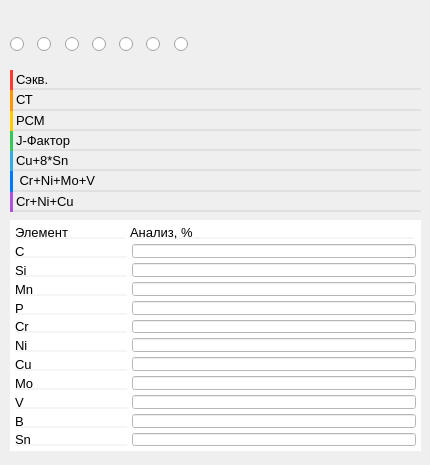
First picture: the form in ui/Designe/FormulsDesigner.ui, repository TopolD/Metal_Calculate, before the edit.
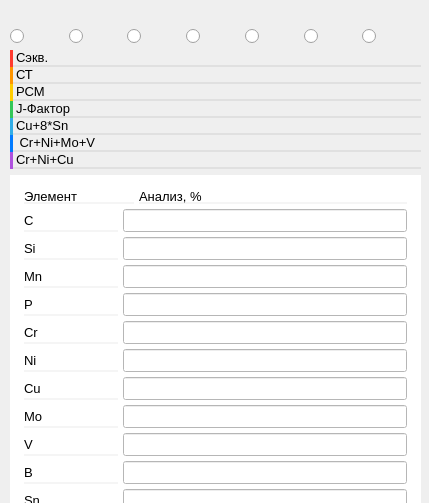
Second picture: the form after the edit. Icons and pictures are not drawn.

```diff
--- a/ui/Designe/FormulsDesigner.ui
+++ b/ui/Designe/FormulsDesigner.ui
@@ -6,8 +6,8 @@
    <rect>
     <x>0</x>
     <y>0</y>
-    <width>430</width>
-    <height>465</height>
+    <width>429</width>
+    <height>503</height>
    </rect>
   </property>
   <property name="font">
@@ -18,562 +18,18 @@
   <property name="windowTitle">
    <string>Form</string>
   </property>
-  <widget class="QPushButton" name="pushButton_7">
-   <property name="geometry">
-    <rect>
-     <x>390</x>
-     <y>10</y>
-     <width>41</width>
-     <height>21</height>
-    </rect>
-   </property>
-   <property name="sizePolicy">
-    <sizepolicy hsizetype="Fixed" vsizetype="Fixed">
-     <horstretch>0</horstretch>
-     <verstretch>0</verstretch>
-    </sizepolicy>
-   </property>
-   <property name="minimumSize">
-    <size>
-     <width>41</width>
-     <height>0</height>
-    </size>
-   </property>
-   <property name="maximumSize">
-    <size>
-     <width>41</width>
-     <height>21</height>
-    </size>
-   </property>
-   <property name="styleSheet">
-    <string notr="true">border: None</string>
-   </property>
-   <property name="text">
-    <string/>
-   </property>
-   <property name="icon">
-    <iconset>
-     <normaloff>../../../Downloads/vector (3).svg</normaloff>../../../Downloads/vector (3).svg</iconset>
-   </property>
-  </widget>
-  <widget class="QPushButton" name="pushButton_6">
-   <property name="geometry">
-    <rect>
-     <x>0</x>
-     <y>10</y>
-     <width>41</width>
-     <height>21</height>
-    </rect>
-   </property>
-   <property name="sizePolicy">
-    <sizepolicy hsizetype="Fixed" vsizetype="Fixed">
-     <horstretch>0</horstretch>
-     <verstretch>0</verstretch>
-    </sizepolicy>
-   </property>
-   <property name="minimumSize">
-    <size>
-     <width>41</width>
-     <height>21</height>
-    </size>
-   </property>
-   <property name="maximumSize">
-    <size>
-     <width>41</width>
-     <height>21</height>
-    </size>
-   </property>
-   <property name="styleSheet">
-    <string notr="true">border: None</string>
-   </property>
-   <property name="text">
-    <string/>
-   </property>
-   <property name="icon">
-    <iconset>
-     <normaloff>../../../Downloads/vector (2).svg</normaloff>../../../Downloads/vector (2).svg</iconset>
-   </property>
-  </widget>
-  <widget class="QWidget" name="horizontalLayoutWidget">
+  <widget class="QWidget" name="layoutWidget">
    <property name="geometry">
     <rect>
      <x>10</x>
      <y>29</y>
-     <width>191</width>
-     <height>31</height>
-    </rect>
-   </property>
-   <layout class="QHBoxLayout" name="LayoutForFormul">
-    <property name="spacing">
-     <number>0</number>
-    </property>
-    <item>
-     <widget class="QRadioButton" name="Cekv">
-      <property name="text">
-       <string/>
-      </property>
-     </widget>
-    </item>
-    <item>
-     <widget class="QRadioButton" name="Ct">
-      <property name="text">
-       <string/>
-      </property>
-     </widget>
-    </item>
-    <item>
-     <widget class="QRadioButton" name="Pcm">
-      <property name="text">
-       <string/>
-      </property>
-     </widget>
-    </item>
-    <item>
-     <widget class="QRadioButton" name="J_Factor">
-      <property name="text">
-       <string/>
-      </property>
-     </widget>
-    </item>
-    <item>
-     <widget class="QRadioButton" name="Cu_8_Sn">
-      <property name="text">
-       <string/>
-      </property>
-     </widget>
-    </item>
-    <item>
-     <widget class="QRadioButton" name="Cr_Ni_Mo_V">
-      <property name="text">
-       <string/>
-      </property>
-     </widget>
-    </item>
-    <item>
-     <widget class="QRadioButton" name="Cr_Ni_Cu">
-      <property name="text">
-       <string/>
-      </property>
-     </widget>
-    </item>
-   </layout>
-  </widget>
-  <widget class="QWidget" name="verticalLayoutWidget">
-   <property name="geometry">
-    <rect>
-     <x>10</x>
-     <y>70</y>
      <width>411</width>
-     <height>142</height>
+     <height>514</height>
     </rect>
    </property>
-   <layout class="QVBoxLayout" name="LayoutForElementFormul">
-    <property name="spacing">
-     <number>0</number>
-    </property>
-    <item>
-     <layout class="QHBoxLayout" name="LayoutForCekv">
-      <item>
-       <widget class="Line" name="RedLineCekv">
-        <property name="maximumSize">
-         <size>
-          <width>16777215</width>
-          <height>28</height>
-         </size>
-        </property>
-        <property name="styleSheet">
-         <string notr="true">background-color: #FF3B30;
-border:None;</string>
-        </property>
-        <property name="orientation">
-         <enum>Qt::Vertical</enum>
-        </property>
-       </widget>
-      </item>
-      <item>
-       <widget class="QLabel" name="LabelNameCekv">
-        <property name="font">
-         <font>
-          <pointsize>10</pointsize>
-         </font>
-        </property>
-        <property name="styleSheet">
-         <string notr="true">border: none;
-border-bottom: 2px solid #E0E0E0;</string>
-        </property>
-        <property name="text">
-         <string>Сэкв.</string>
-        </property>
-       </widget>
-      </item>
-      <item>
-       <widget class="QLabel" name="LabelCekv">
-        <property name="font">
-         <font>
-          <pointsize>10</pointsize>
-         </font>
-        </property>
-        <property name="styleSheet">
-         <string notr="true">border: none;
-border-bottom: 2px solid #E0E0E0;</string>
-        </property>
-        <property name="text">
-         <string/>
-        </property>
-        <property name="alignment">
-         <set>Qt::AlignRight|Qt::AlignTrailing|Qt::AlignVCenter</set>
-        </property>
-       </widget>
-      </item>
-     </layout>
-    </item>
-    <item>
-     <layout class="QHBoxLayout" name="LayoutForCt">
-      <item>
-       <widget class="Line" name="OrangeLineCt">
-        <property name="maximumSize">
-         <size>
-          <width>16777215</width>
-          <height>28</height>
-         </size>
-        </property>
-        <property name="styleSheet">
-         <string notr="true">background-color: #FF9500;
-border:None;</string>
-        </property>
-        <property name="orientation">
-         <enum>Qt::Vertical</enum>
-        </property>
-       </widget>
-      </item>
-      <item>
-       <widget class="QLabel" name="LabelNameCt">
-        <property name="font">
-         <font>
-          <pointsize>10</pointsize>
-         </font>
-        </property>
-        <property name="styleSheet">
-         <string notr="true">border: none;
-border-bottom: 2px solid #E0E0E0;</string>
-        </property>
-        <property name="text">
-         <string>СТ</string>
-        </property>
-       </widget>
-      </item>
-      <item>
-       <widget class="QLabel" name="LabelCt">
-        <property name="font">
-         <font>
-          <pointsize>10</pointsize>
-         </font>
-        </property>
-        <property name="styleSheet">
-         <string notr="true">border: none;
-border-bottom: 2px solid #E0E0E0;</string>
-        </property>
-        <property name="text">
-         <string/>
-        </property>
-        <property name="alignment">
-         <set>Qt::AlignRight|Qt::AlignTrailing|Qt::AlignVCenter</set>
-        </property>
-       </widget>
-      </item>
-     </layout>
-    </item>
-    <item>
-     <layout class="QHBoxLayout" name="LayoutForPcm">
-      <item>
-       <widget class="Line" name="YellowLinePcm">
-        <property name="maximumSize">
-         <size>
-          <width>16777215</width>
-          <height>28</height>
-         </size>
-        </property>
-        <property name="styleSheet">
-         <string notr="true">background-color: #FFCC00;
-border:None;</string>
-        </property>
-        <property name="orientation">
-         <enum>Qt::Vertical</enum>
-        </property>
-       </widget>
-      </item>
-      <item>
-       <widget class="QLabel" name="LabelNamePcm">
-        <property name="font">
-         <font>
-          <pointsize>10</pointsize>
-         </font>
-        </property>
-        <property name="styleSheet">
-         <string notr="true">border: none;
-border-bottom: 2px solid #E0E0E0;</string>
-        </property>
-        <property name="text">
-         <string>РСМ</string>
-        </property>
-       </widget>
-      </item>
-      <item>
-       <widget class="QLabel" name="LabelPcm">
-        <property name="font">
-         <font>
-          <pointsize>10</pointsize>
-         </font>
-        </property>
-        <property name="styleSheet">
-         <string notr="true">border: none;
-border-bottom: 2px solid #E0E0E0;</string>
-        </property>
-        <property name="text">
-         <string/>
-        </property>
-        <property name="alignment">
-         <set>Qt::AlignRight|Qt::AlignTrailing|Qt::AlignVCenter</set>
-        </property>
-       </widget>
-      </item>
-     </layout>
-    </item>
-    <item>
-     <layout class="QHBoxLayout" name="LayoutForJ_Factor">
-      <item>
-       <widget class="Line" name="GreenLineJ_Factor">
-        <property name="maximumSize">
-         <size>
-          <width>16777215</width>
-          <height>28</height>
-         </size>
-        </property>
-        <property name="styleSheet">
-         <string notr="true">background-color: #34C759;
-border:None;</string>
-        </property>
-        <property name="orientation">
-         <enum>Qt::Vertical</enum>
-        </property>
-       </widget>
-      </item>
-      <item>
-       <widget class="QLabel" name="LabelNameJ_Factor">
-        <property name="font">
-         <font>
-          <pointsize>10</pointsize>
-         </font>
-        </property>
-        <property name="styleSheet">
-         <string notr="true">border: none;
-border-bottom: 2px solid #E0E0E0;</string>
-        </property>
-        <property name="text">
-         <string>J-Фактор</string>
-        </property>
-       </widget>
-      </item>
-      <item>
-       <widget class="QLabel" name="LabelJ_Factor">
-        <property name="font">
-         <font>
-          <pointsize>10</pointsize>
-         </font>
-        </property>
-        <property name="styleSheet">
-         <string notr="true">border: none;
-border-bottom: 2px solid #E0E0E0;</string>
-        </property>
-        <property name="text">
-         <string/>
-        </property>
-        <property name="alignment">
-         <set>Qt::AlignRight|Qt::AlignTrailing|Qt::AlignVCenter</set>
-        </property>
-       </widget>
-      </item>
-     </layout>
-    </item>
-    <item>
-     <layout class="QHBoxLayout" name="LayoutForCu_8_Sn">
-      <item>
-       <widget class="Line" name="CyanLine_Cu_8_Sn">
-        <property name="maximumSize">
-         <size>
-          <width>16777215</width>
-          <height>28</height>
-         </size>
-        </property>
-        <property name="styleSheet">
-         <string notr="true">background-color: #32ADE6;
-border:None;</string>
-        </property>
-        <property name="orientation">
-         <enum>Qt::Vertical</enum>
-        </property>
-       </widget>
-      </item>
-      <item>
-       <widget class="QLabel" name="LabelNameCu_8_Sn">
-        <property name="font">
-         <font>
-          <pointsize>10</pointsize>
-         </font>
-        </property>
-        <property name="styleSheet">
-         <string notr="true">border: none;
-border-bottom: 2px solid #E0E0E0;</string>
-        </property>
-        <property name="text">
-         <string>Cu+8*Sn</string>
-        </property>
-       </widget>
-      </item>
-      <item>
-       <widget class="QLabel" name="LabelCu_8_Sn">
-        <property name="font">
-         <font>
-          <pointsize>10</pointsize>
-         </font>
-        </property>
-        <property name="styleSheet">
-         <string notr="true">border: none;
-border-bottom: 2px solid #E0E0E0;</string>
-        </property>
-        <property name="text">
-         <string/>
-        </property>
-        <property name="alignment">
-         <set>Qt::AlignRight|Qt::AlignTrailing|Qt::AlignVCenter</set>
-        </property>
-       </widget>
-      </item>
-     </layout>
-    </item>
-    <item>
-     <layout class="QHBoxLayout" name="LayoutForCr_Ni_Mo_V">
-      <item>
-       <widget class="Line" name="BlueLine_Cr_Ni_Mo_V">
-        <property name="maximumSize">
-         <size>
-          <width>16777215</width>
-          <height>28</height>
-         </size>
-        </property>
-        <property name="styleSheet">
-         <string notr="true">background-color: #007AFF;
-border:None;</string>
-        </property>
-        <property name="orientation">
-         <enum>Qt::Vertical</enum>
-        </property>
-       </widget>
-      </item>
-      <item>
-       <widget class="QLabel" name="LabelNameCr_Ni_Mo_V">
-        <property name="font">
-         <font>
-          <pointsize>10</pointsize>
-         </font>
-        </property>
-        <property name="styleSheet">
-         <string notr="true">border: none;
-border-bottom: 2px solid #E0E0E0;</string>
-        </property>
-        <property name="text">
-         <string> Cr+Ni+Mo+V</string>
-        </property>
-       </widget>
-      </item>
-      <item>
-       <widget class="QLabel" name="LabelCr_Ni_Mo_V">
-        <property name="font">
-         <font>
-          <pointsize>10</pointsize>
-         </font>
-        </property>
-        <property name="styleSheet">
-         <string notr="true">border: none;
-border-bottom: 2px solid #E0E0E0;</string>
-        </property>
-        <property name="text">
-         <string/>
-        </property>
-        <property name="alignment">
-         <set>Qt::AlignRight|Qt::AlignTrailing|Qt::AlignVCenter</set>
-        </property>
-       </widget>
-      </item>
-     </layout>
-    </item>
-    <item>
-     <layout class="QHBoxLayout" name="LayoutForCr_Ni_Cu">
-      <item>
-       <widget class="Line" name="PurpleLineCr_Ni_Cu">
-        <property name="maximumSize">
-         <size>
-          <width>16777215</width>
-          <height>28</height>
-         </size>
-        </property>
-        <property name="styleSheet">
-         <string notr="true">background-color: #AF52DE;
-border:None;</string>
-        </property>
-        <property name="orientation">
-         <enum>Qt::Vertical</enum>
-        </property>
-       </widget>
-      </item>
-      <item>
-       <widget class="QLabel" name="LabelNameCr_Ni_Cu">
-        <property name="font">
-         <font>
-          <pointsize>10</pointsize>
-         </font>
-        </property>
-        <property name="styleSheet">
-         <string notr="true">border: none;
-border-bottom: 2px solid #E0E0E0;</string>
-        </property>
-        <property name="text">
-         <string>Cr+Ni+Cu</string>
-        </property>
-       </widget>
-      </item>
-      <item>
-       <widget class="QLabel" name="LabelCr_Ni_Cu">
-        <property name="font">
-         <font>
-          <pointsize>10</pointsize>
-         </font>
-        </property>
-        <property name="styleSheet">
-         <string notr="true">border: none;
-border-bottom: 2px solid #E0E0E0;</string>
-        </property>
-        <property name="text">
-         <string/>
-        </property>
-        <property name="alignment">
-         <set>Qt::AlignRight|Qt::AlignTrailing|Qt::AlignVCenter</set>
-        </property>
-       </widget>
-      </item>
-     </layout>
-    </item>
-   </layout>
-  </widget>
+   <layout class="QFormLayout" name="FormulsLayout">
+    <item row="2" column="0" colspan="2">
   <widget class="QWidget" name="WidgetForElement" native="true">
-   <property name="geometry">
-    <rect>
-     <x>10</x>
-     <y>220</y>
-     <width>411</width>
-     <height>231</height>
-    </rect>
-   </property>
    <property name="styleSheet">
     <string notr="true">background-color: rgb(255, 255, 255);</string>
    </property>
@@ -1084,6 +540,464 @@
          </widget>
         </item>
        </layout>
+         </item>
+        </layout>
+       </item>
+      </layout>
+     </widget>
+    </item>
+    <item row="1" column="0" colspan="2">
+     <layout class="QVBoxLayout" name="LayoutForElementFormul">
+      <property name="spacing">
+       <number>0</number>
+      </property>
+      <item>
+       <layout class="QHBoxLayout" name="LayoutForCekv">
+        <item>
+         <widget class="Line" name="RedLineCekv">
+          <property name="maximumSize">
+           <size>
+            <width>16777215</width>
+            <height>28</height>
+           </size>
+          </property>
+          <property name="styleSheet">
+           <string notr="true">background-color: #FF3B30;
+border:None;</string>
+          </property>
+          <property name="orientation">
+           <enum>Qt::Vertical</enum>
+          </property>
+         </widget>
+        </item>
+        <item>
+         <widget class="QLabel" name="LabelNameCekv">
+          <property name="font">
+           <font>
+            <pointsize>10</pointsize>
+           </font>
+          </property>
+          <property name="styleSheet">
+           <string notr="true">border: none;
+border-bottom: 2px solid #E0E0E0;</string>
+          </property>
+          <property name="text">
+           <string>Сэкв.</string>
+          </property>
+         </widget>
+        </item>
+        <item>
+         <widget class="QLabel" name="LabelCekv">
+          <property name="font">
+           <font>
+            <pointsize>10</pointsize>
+           </font>
+          </property>
+          <property name="styleSheet">
+           <string notr="true">border: none;
+border-bottom: 2px solid #E0E0E0;</string>
+          </property>
+          <property name="text">
+           <string/>
+          </property>
+          <property name="alignment">
+           <set>Qt::AlignRight|Qt::AlignTrailing|Qt::AlignVCenter</set>
+          </property>
+         </widget>
+        </item>
+       </layout>
+      </item>
+      <item>
+       <layout class="QHBoxLayout" name="LayoutForCt">
+        <item>
+         <widget class="Line" name="OrangeLineCt">
+          <property name="maximumSize">
+           <size>
+            <width>16777215</width>
+            <height>28</height>
+           </size>
+          </property>
+          <property name="styleSheet">
+           <string notr="true">background-color: #FF9500;
+border:None;</string>
+          </property>
+          <property name="orientation">
+           <enum>Qt::Vertical</enum>
+          </property>
+         </widget>
+        </item>
+        <item>
+         <widget class="QLabel" name="LabelNameCt">
+          <property name="font">
+           <font>
+            <pointsize>10</pointsize>
+           </font>
+          </property>
+          <property name="styleSheet">
+           <string notr="true">border: none;
+border-bottom: 2px solid #E0E0E0;</string>
+          </property>
+          <property name="text">
+           <string>СТ</string>
+          </property>
+         </widget>
+        </item>
+        <item>
+         <widget class="QLabel" name="LabelCt">
+          <property name="font">
+           <font>
+            <pointsize>10</pointsize>
+           </font>
+          </property>
+          <property name="styleSheet">
+           <string notr="true">border: none;
+border-bottom: 2px solid #E0E0E0;</string>
+          </property>
+          <property name="text">
+           <string/>
+          </property>
+          <property name="alignment">
+           <set>Qt::AlignRight|Qt::AlignTrailing|Qt::AlignVCenter</set>
+          </property>
+         </widget>
+        </item>
+       </layout>
+      </item>
+      <item>
+       <layout class="QHBoxLayout" name="LayoutForPcm">
+        <item>
+         <widget class="Line" name="YellowLinePcm">
+          <property name="maximumSize">
+           <size>
+            <width>16777215</width>
+            <height>28</height>
+           </size>
+          </property>
+          <property name="styleSheet">
+           <string notr="true">background-color: #FFCC00;
+border:None;</string>
+          </property>
+          <property name="orientation">
+           <enum>Qt::Vertical</enum>
+          </property>
+         </widget>
+        </item>
+        <item>
+         <widget class="QLabel" name="LabelNamePcm">
+          <property name="font">
+           <font>
+            <pointsize>10</pointsize>
+           </font>
+          </property>
+          <property name="styleSheet">
+           <string notr="true">border: none;
+border-bottom: 2px solid #E0E0E0;</string>
+          </property>
+          <property name="text">
+           <string>РСМ</string>
+          </property>
+         </widget>
+        </item>
+        <item>
+         <widget class="QLabel" name="LabelPcm">
+          <property name="font">
+           <font>
+            <pointsize>10</pointsize>
+           </font>
+          </property>
+          <property name="styleSheet">
+           <string notr="true">border: none;
+border-bottom: 2px solid #E0E0E0;</string>
+          </property>
+          <property name="text">
+           <string/>
+          </property>
+          <property name="alignment">
+           <set>Qt::AlignRight|Qt::AlignTrailing|Qt::AlignVCenter</set>
+          </property>
+         </widget>
+        </item>
+       </layout>
+      </item>
+      <item>
+       <layout class="QHBoxLayout" name="LayoutForJ_Factor">
+        <item>
+         <widget class="Line" name="GreenLineJ_Factor">
+          <property name="maximumSize">
+           <size>
+            <width>16777215</width>
+            <height>28</height>
+           </size>
+          </property>
+          <property name="styleSheet">
+           <string notr="true">background-color: #34C759;
+border:None;</string>
+          </property>
+          <property name="orientation">
+           <enum>Qt::Vertical</enum>
+          </property>
+         </widget>
+        </item>
+        <item>
+         <widget class="QLabel" name="LabelNameJ_Factor">
+          <property name="font">
+           <font>
+            <pointsize>10</pointsize>
+           </font>
+          </property>
+          <property name="styleSheet">
+           <string notr="true">border: none;
+border-bottom: 2px solid #E0E0E0;</string>
+          </property>
+          <property name="text">
+           <string>J-Фактор</string>
+          </property>
+         </widget>
+        </item>
+        <item>
+         <widget class="QLabel" name="LabelJ_Factor">
+          <property name="font">
+           <font>
+            <pointsize>10</pointsize>
+           </font>
+          </property>
+          <property name="styleSheet">
+           <string notr="true">border: none;
+border-bottom: 2px solid #E0E0E0;</string>
+          </property>
+          <property name="text">
+           <string/>
+          </property>
+          <property name="alignment">
+           <set>Qt::AlignRight|Qt::AlignTrailing|Qt::AlignVCenter</set>
+          </property>
+         </widget>
+        </item>
+       </layout>
+      </item>
+      <item>
+       <layout class="QHBoxLayout" name="LayoutForCu_8_Sn">
+        <item>
+         <widget class="Line" name="CyanLine_Cu_8_Sn">
+          <property name="maximumSize">
+           <size>
+            <width>16777215</width>
+            <height>28</height>
+           </size>
+          </property>
+          <property name="styleSheet">
+           <string notr="true">background-color: #32ADE6;
+border:None;</string>
+          </property>
+          <property name="orientation">
+           <enum>Qt::Vertical</enum>
+          </property>
+         </widget>
+        </item>
+        <item>
+         <widget class="QLabel" name="LabelNameCu_8_Sn">
+          <property name="font">
+           <font>
+            <pointsize>10</pointsize>
+           </font>
+          </property>
+          <property name="styleSheet">
+           <string notr="true">border: none;
+border-bottom: 2px solid #E0E0E0;</string>
+          </property>
+          <property name="text">
+           <string>Cu+8*Sn</string>
+          </property>
+         </widget>
+        </item>
+        <item>
+         <widget class="QLabel" name="LabelCu_8_Sn">
+          <property name="font">
+           <font>
+            <pointsize>10</pointsize>
+           </font>
+          </property>
+          <property name="styleSheet">
+           <string notr="true">border: none;
+border-bottom: 2px solid #E0E0E0;</string>
+          </property>
+          <property name="text">
+           <string/>
+          </property>
+          <property name="alignment">
+           <set>Qt::AlignRight|Qt::AlignTrailing|Qt::AlignVCenter</set>
+          </property>
+         </widget>
+        </item>
+       </layout>
+      </item>
+      <item>
+       <layout class="QHBoxLayout" name="LayoutForCr_Ni_Mo_V">
+        <item>
+         <widget class="Line" name="BlueLine_Cr_Ni_Mo_V">
+          <property name="maximumSize">
+           <size>
+            <width>16777215</width>
+            <height>28</height>
+           </size>
+          </property>
+          <property name="styleSheet">
+           <string notr="true">background-color: #007AFF;
+border:None;</string>
+          </property>
+          <property name="orientation">
+           <enum>Qt::Vertical</enum>
+          </property>
+         </widget>
+        </item>
+        <item>
+         <widget class="QLabel" name="LabelNameCr_Ni_Mo_V">
+          <property name="font">
+           <font>
+            <pointsize>10</pointsize>
+           </font>
+          </property>
+          <property name="styleSheet">
+           <string notr="true">border: none;
+border-bottom: 2px solid #E0E0E0;</string>
+          </property>
+          <property name="text">
+           <string> Cr+Ni+Mo+V</string>
+          </property>
+         </widget>
+        </item>
+        <item>
+         <widget class="QLabel" name="LabelCr_Ni_Mo_V">
+          <property name="font">
+           <font>
+            <pointsize>10</pointsize>
+           </font>
+          </property>
+          <property name="styleSheet">
+           <string notr="true">border: none;
+border-bottom: 2px solid #E0E0E0;</string>
+          </property>
+          <property name="text">
+           <string/>
+          </property>
+          <property name="alignment">
+           <set>Qt::AlignRight|Qt::AlignTrailing|Qt::AlignVCenter</set>
+          </property>
+         </widget>
+        </item>
+       </layout>
+      </item>
+      <item>
+       <layout class="QHBoxLayout" name="LayoutForCr_Ni_Cu">
+        <item>
+         <widget class="Line" name="PurpleLineCr_Ni_Cu">
+          <property name="maximumSize">
+           <size>
+            <width>16777215</width>
+            <height>28</height>
+           </size>
+          </property>
+          <property name="styleSheet">
+           <string notr="true">background-color: #AF52DE;
+border:None;</string>
+          </property>
+          <property name="orientation">
+           <enum>Qt::Vertical</enum>
+          </property>
+         </widget>
+        </item>
+        <item>
+         <widget class="QLabel" name="LabelNameCr_Ni_Cu">
+          <property name="font">
+           <font>
+            <pointsize>10</pointsize>
+           </font>
+          </property>
+          <property name="styleSheet">
+           <string notr="true">border: none;
+border-bottom: 2px solid #E0E0E0;</string>
+          </property>
+          <property name="text">
+           <string>Cr+Ni+Cu</string>
+          </property>
+         </widget>
+        </item>
+        <item>
+         <widget class="QLabel" name="LabelCr_Ni_Cu">
+          <property name="font">
+           <font>
+            <pointsize>10</pointsize>
+           </font>
+          </property>
+          <property name="styleSheet">
+           <string notr="true">border: none;
+border-bottom: 2px solid #E0E0E0;</string>
+          </property>
+          <property name="text">
+           <string/>
+          </property>
+          <property name="alignment">
+           <set>Qt::AlignRight|Qt::AlignTrailing|Qt::AlignVCenter</set>
+          </property>
+         </widget>
+        </item>
+       </layout>
+      </item>
+     </layout>
+    </item>
+    <item row="0" column="0" colspan="2">
+     <layout class="QHBoxLayout" name="LayoutForFormul">
+      <property name="spacing">
+       <number>0</number>
+      </property>
+      <item>
+       <widget class="QRadioButton" name="Cekv">
+        <property name="text">
+         <string/>
+        </property>
+       </widget>
+      </item>
+      <item>
+       <widget class="QRadioButton" name="Ct">
+        <property name="text">
+         <string/>
+        </property>
+       </widget>
+      </item>
+      <item>
+       <widget class="QRadioButton" name="Pcm">
+        <property name="text">
+         <string/>
+        </property>
+       </widget>
+      </item>
+      <item>
+       <widget class="QRadioButton" name="J_Factor">
+        <property name="text">
+         <string/>
+        </property>
+       </widget>
+      </item>
+      <item>
+       <widget class="QRadioButton" name="Cu_8_Sn">
+        <property name="text">
+         <string/>
+        </property>
+       </widget>
+      </item>
+      <item>
+       <widget class="QRadioButton" name="Cr_Ni_Mo_V">
+        <property name="text">
+         <string/>
+        </property>
+       </widget>
+      </item>
+      <item>
+       <widget class="QRadioButton" name="Cr_Ni_Cu">
+        <property name="text">
+         <string/>
+        </property>
+       </widget>
       </item>
      </layout>
     </item>
```
Lines whose indentation alone changed are shown as unchanged.
